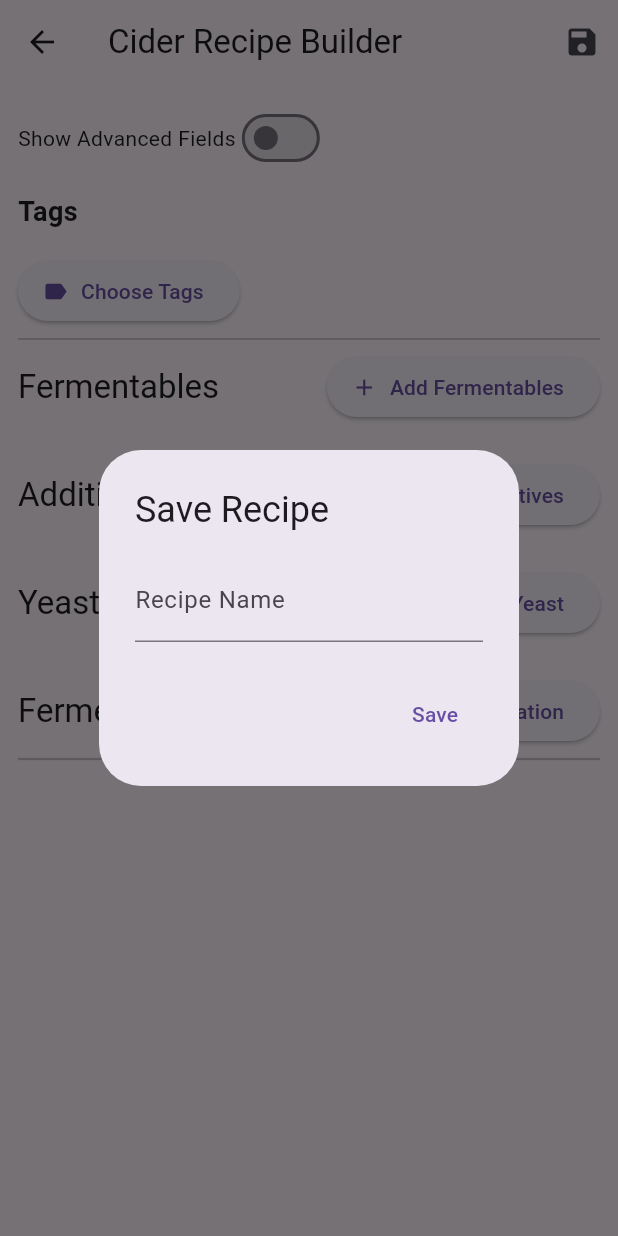
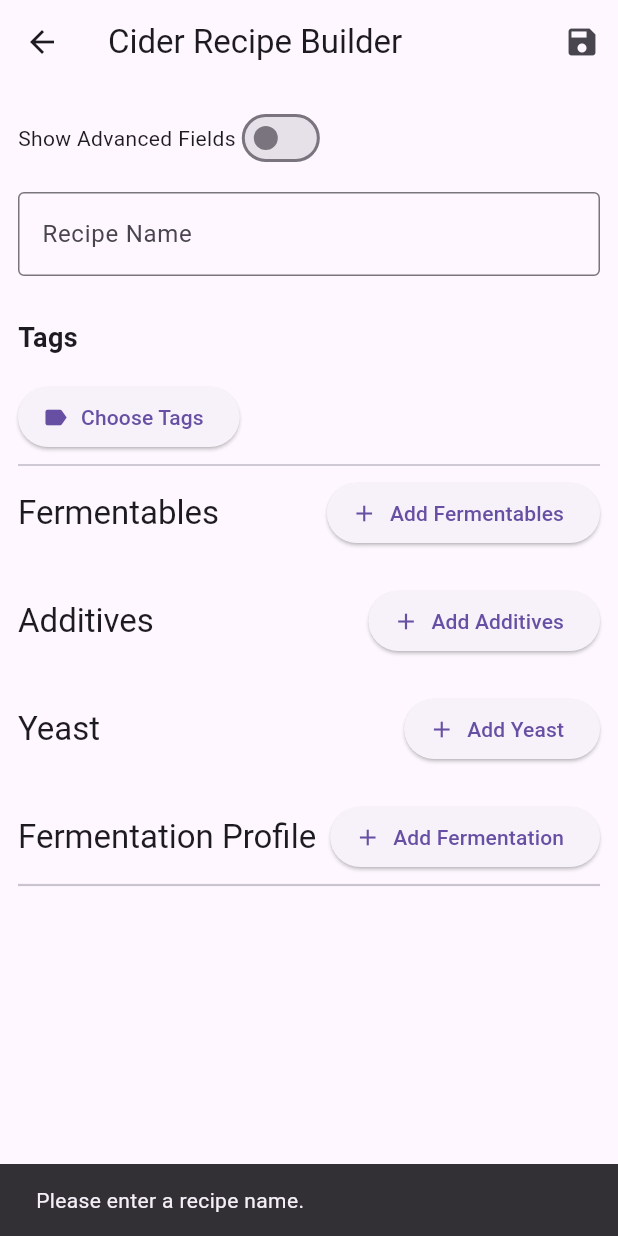
Before and after one commit to mrcrunchybeans/cider-craft, a Flutter app: the RecipeBuilderPage screen opened directly, after a tap on the "save" icon, on a phone screen of 412 x 824 dp. Run offline on Flutter 3.47's test engine with Material 3 defaults, Android fonts, the phone set to English and light mode, and no system bars; our stand-ins replace hive, hive_flutter, logger; accounts and stored records are empty.

Commit message:
Improves recipe name input and save validation
Moves recipe name field to main form for better visibility and editing.
Adds validation to require a non-empty recipe name before saving.
Replaces name entry dialog with confirmation dialog for save action,
enhancing user experience and preventing accidental empty name saves.

```diff
--- a/lib/recipe_builder_page.dart
+++ b/lib/recipe_builder_page.dart
@@ -34,6 +34,7 @@ class RecipeBuilderPage extends StatefulWidget {
 }
 
 class _RecipeBuilderPageState extends State<RecipeBuilderPage> {
+  final TextEditingController nameController = TextEditingController();
   double abv = 0.0;
   List<Map<String, dynamic>> additives = [];
   List<Map<String, dynamic>> fermentables = [];
@@ -49,6 +50,7 @@ class _RecipeBuilderPageState extends State<RecipeBuilderPage> {
     super.initState();
     if (widget.existingRecipe != null) {
       final recipe = widget.existingRecipe!;
+      nameController.text = recipe.name;
       additives = List<Map<String, dynamic>>.from(recipe.additives);
       fermentables = List<Map<String, dynamic>>.from(recipe.fermentables);
       fermentationStages = List<Map<String, dynamic>>.from(recipe.fermentationStages);
@@ -148,23 +150,27 @@ void editYeast() async {
   }
 
   void saveRecipe() {
+  final recipeName = nameController.text.trim();
+
+  if (recipeName.isEmpty) {
+    ScaffoldMessenger.of(context).showSnackBar(
+      const SnackBar(content: Text("Please enter a recipe name.")),
+    );
+    return;
+  }
+
   showDialog(
     context: context,
-      builder: (_) {
-        final nameController = TextEditingController(
-          text: widget.existingRecipe?.name ?? '',
-        );
-        return AlertDialog(
-          title: Text(widget.isClone ? "Clone Recipe" : widget.existingRecipe != null ? "Edit Recipe" : "Save Recipe"),
-          content: TextField(
-            controller: nameController,
-            decoration: const InputDecoration(labelText: "Recipe Name"),
-          ),
+    builder: (_) => AlertDialog(
+      title: const Text("Confirm Save"),
+      content: Text("Save recipe as \"$recipeName\"?"),
       actions: [
         TextButton(
+          onPressed: () => Navigator.of(context).pop(),
+          child: const Text("Cancel"),
+        ),
+        ElevatedButton(
           onPressed: () async {
-                final recipeName = nameController.text;
-
             final newRecipe = RecipeModel(
               name: recipeName,
               tags: tags,
@@ -189,8 +195,7 @@ void editYeast() async {
             logger.i("${widget.isClone ? "Cloned" : widget.existingRecipe != null ? "Updated" : "Saved"} recipe: $recipeName");
 
             if (!mounted) return;
-
-                Navigator.of(context).pop();
+            Navigator.of(context).pop(); // Close dialog
             Navigator.of(context).pushReplacement(
               MaterialPageRoute(builder: (_) => const RecipeListPage()),
             );
@@ -198,10 +203,10 @@ void editYeast() async {
           child: const Text("Save"),
         ),
       ],
-        );
-      },
+    ),
   );
 }
+
 
   Widget _buildSectionTitle(String title, {VoidCallback? onAdd}) {
     return Row(
@@ -240,6 +245,17 @@ void editYeast() async {
               ),
             ],
           ),
+          const SizedBox(height: 12),
+
+          TextFormField(
+            controller: nameController,
+            decoration: const InputDecoration(
+              labelText: "Recipe Name",
+              border: OutlineInputBorder(),
+            ),
+          ),
+          const SizedBox(height: 16),
+
           const SizedBox(height: 12),
           Column(
             crossAxisAlignment: CrossAxisAlignment.start,
```
Lines whose indentation alone changed are shown as unchanged.
